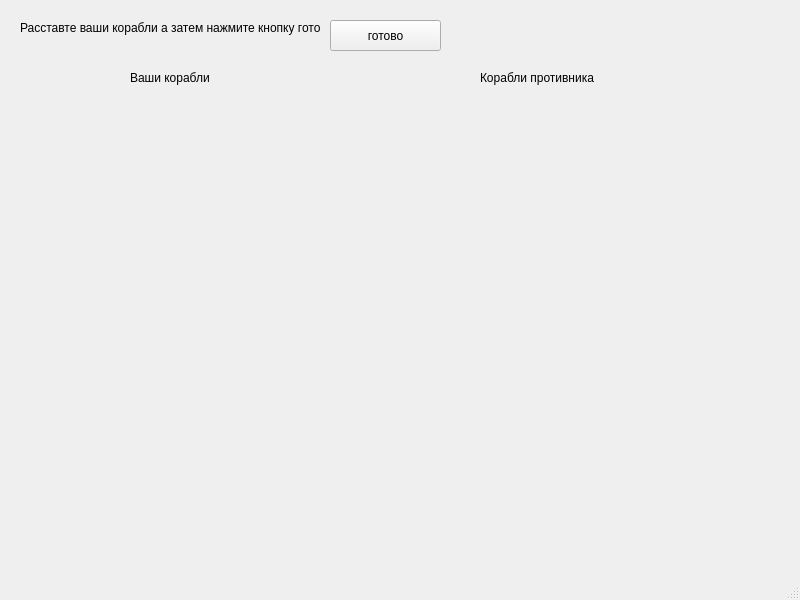
Dismeat/SeaKnight, file mainwindow.ui: the form before one commit.
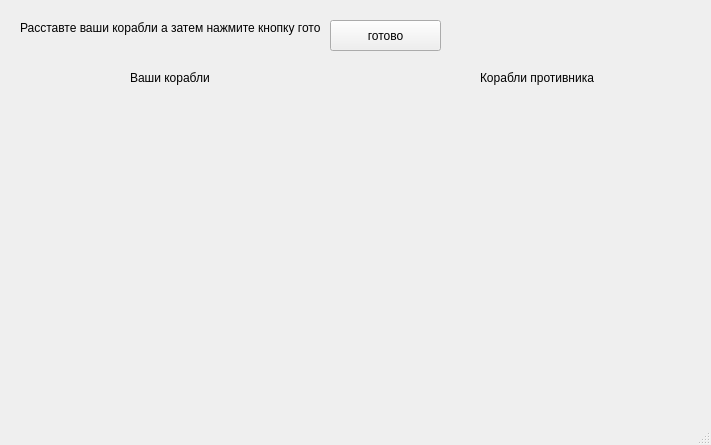
The form after the commit.

Commit message: UI button click to start game

What changed in the file:
```diff
--- a/mainwindow.ui
+++ b/mainwindow.ui
@@ -6,8 +6,8 @@
    <rect>
     <x>0</x>
     <y>0</y>
-    <width>800</width>
-    <height>600</height>
+    <width>711</width>
+    <height>445</height>
    </rect>
   </property>
   <property name="windowTitle">
```
The commit also changes 6 other files.
